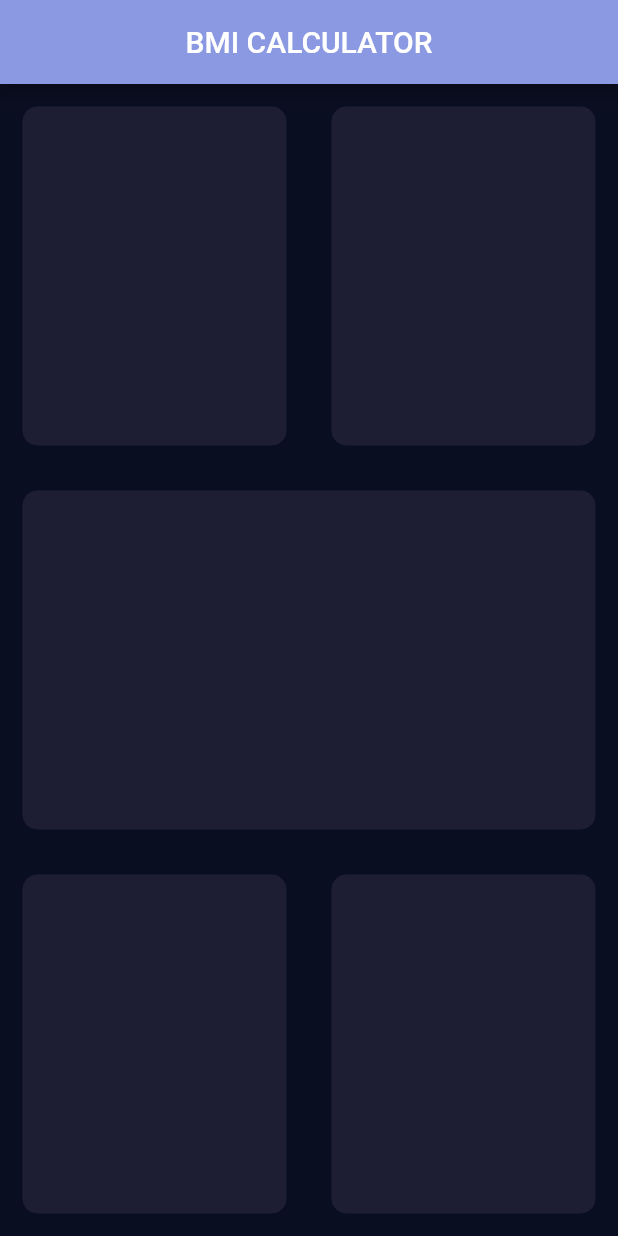
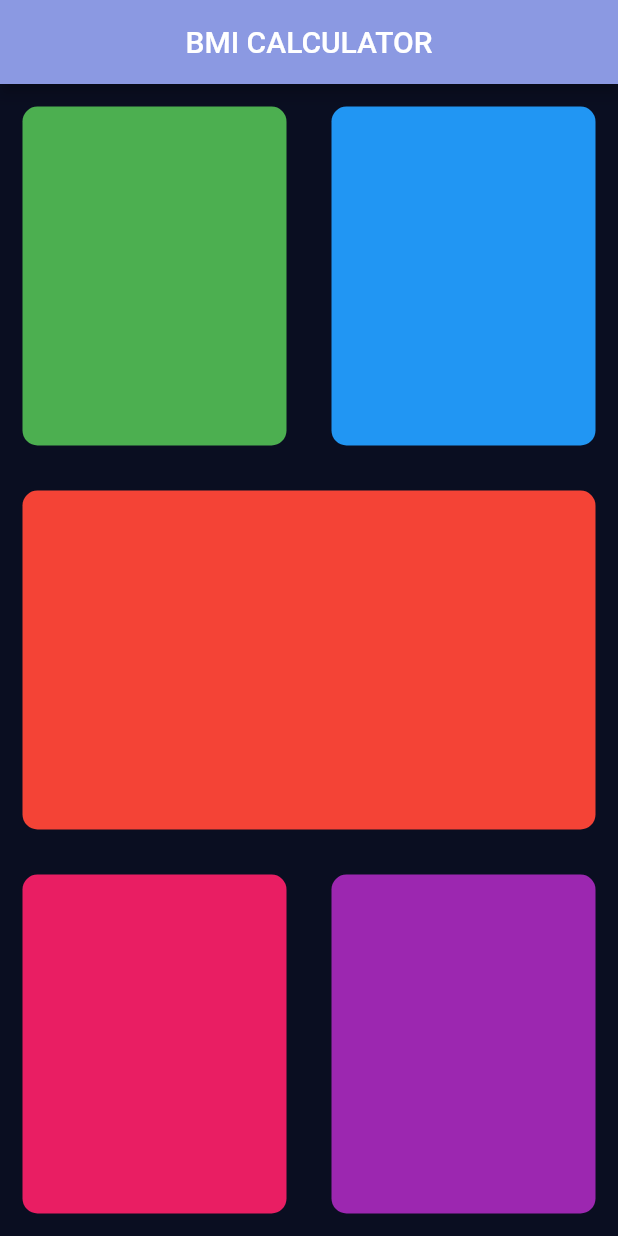
Before and after one commit to csk111165/BMICalculator, a Flutter app: the screen it shows after launch, on a phone screen of 412 x 824 dp. Run offline on Flutter 3.47's test engine with Material 2 defaults, Android fonts, the phone set to English and light mode, and no system bars.

Commit message:
Adding the cardColor property defined by user

```diff
--- a/bmi_calculator/lib/input_page.dart
+++ b/bmi_calculator/lib/input_page.dart
@@ -16,16 +16,16 @@ class _InputPageState extends State<InputPage> {
         Expanded(
             child: Row(children: [
           Expanded(
-            child: ReusableCard(),
+            child: ReusableCard(cardColor: Colors.green,),
           ),
           Expanded(
-            child: ReusableCard(),
+            child: ReusableCard(cardColor: Colors.blue,),
           ),
         ])),
 
         // this is mid part of the screen having only one widget
         Expanded(
-          child: ReusableCard(),
+          child: ReusableCard(cardColor: Colors.red,),
         ),
 
         // bottom part contains two row elements
@@ -33,10 +33,10 @@ class _InputPageState extends State<InputPage> {
           child: Row(
             children: [
               Expanded(
-                child: ReusableCard(),
+                child: ReusableCard(cardColor: Colors.pink,),
               ),
               Expanded(
-                child: ReusableCard(),
+                child: ReusableCard(cardColor: Colors.purple,),
               ),
             ],
           ),
@@ -48,8 +48,8 @@ class _InputPageState extends State<InputPage> {
 
 class ReusableCard extends StatelessWidget {
 
-  ReusableCard({this.cardColor});
-  Color cardColor;
+  ReusableCard({ this.cardColor});
+  Color? cardColor;
   @override
   Widget build(BuildContext context) {
     return Container(
@@ -60,7 +60,7 @@ class ReusableCard extends StatelessWidget {
       decoration: BoxDecoration(
         borderRadius: BorderRadius.circular(10.0),
         // when we define the BoxDecoration the color property should be inside here only
-        color: Color(0xFF1D1E33),
+        color: cardColor,
       ),
     );
   }
```
